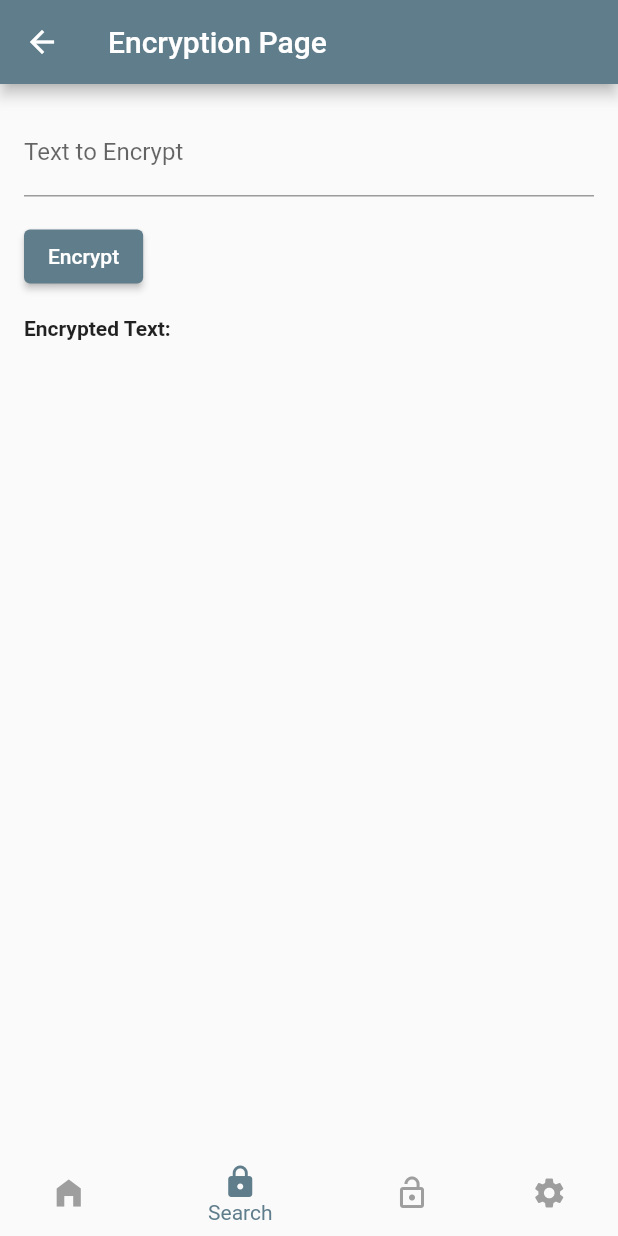
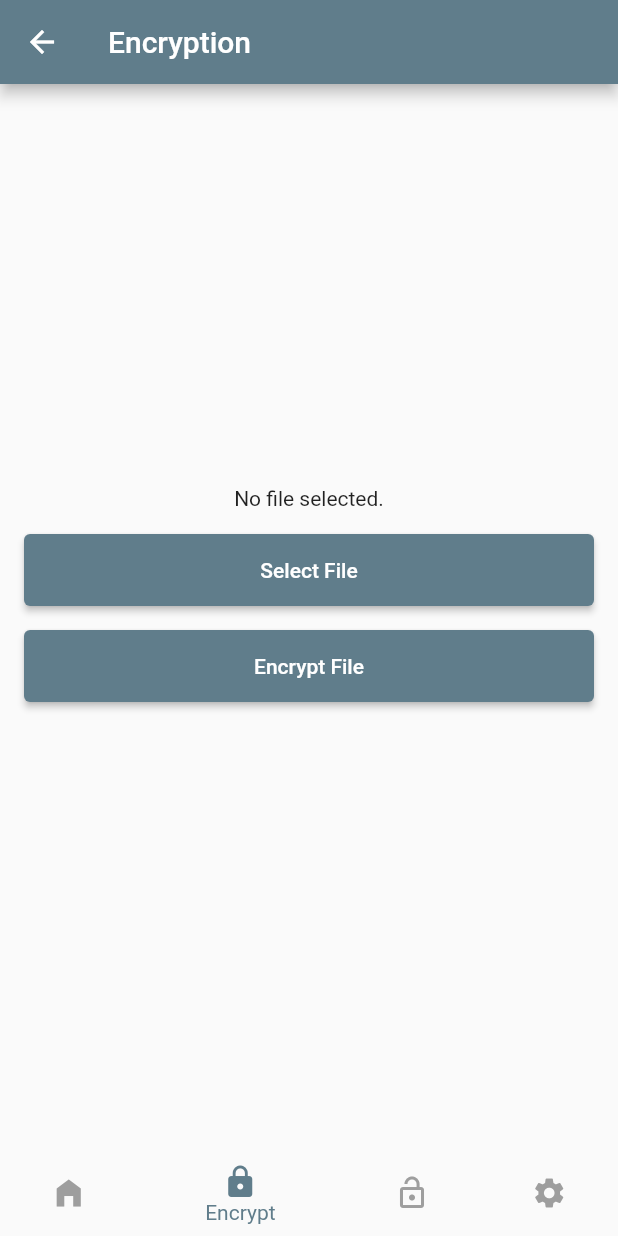
Before and after one commit to MartinMzumara/encplus, a Flutter app: the EncryptionPage screen opened directly, on a phone screen of 412 x 824 dp. Run offline on Flutter 3.47's test engine with Material 2 defaults, Android fonts, the light colour scheme and no system bars; our stand-ins replace file_picker, firebase_auth, firebase_core, permission_handler; missing offline and left inert: pointycastle; accounts and stored records are empty.

Commit message:
Implemented encryption of files

```diff
--- a/lib/main.dart
+++ b/lib/main.dart
@@ -22,8 +22,10 @@ class MyApp extends StatelessWidget {
     return MaterialApp(
       debugShowCheckedModeBanner: false,
       theme: ThemeData(
-        primarySwatch: Colors.blueGrey,
-      ),
+          primarySwatch: Colors.blueGrey,
+          bottomNavigationBarTheme: BottomNavigationBarThemeData(
+            backgroundColor: Color(0xff000f19),
+          )),
       initialRoute: _auth.currentUser != null ? '/home' : '/login',
       routes: {
         '/login': (context) => LoginPage(),
--- a/lib/screens/encrypt_page.dart
+++ b/lib/screens/encrypt_page.dart
@@ -1,74 +1,112 @@
+import 'dart:convert';
+import 'dart:io';
+import 'dart:typed_data';
+import 'package:file_picker/file_picker.dart';
 import 'package:flutter/material.dart';
-import 'package:encrypt/encrypt.dart' as encrypt;
-
+import 'package:path/path.dart' as path;
+import 'package:path_provider/path_provider.dart';
+import 'package:crypto/crypto.dart';
 import '../components/custom_nav.dart';
+import '../services/file_utils.dart';
 import 'decrypt_page.dart';
 import 'homepage.dart';
 import 'settings_page.dart';
 
+final String loginPassword = 'FileEncryption';
+
 class EncryptionPage extends StatefulWidget {
-  const EncryptionPage({super.key});
-
   @override
   _EncryptionPageState createState() => _EncryptionPageState();
 }
 
 class _EncryptionPageState extends State<EncryptionPage> {
-  final TextEditingController _textController = TextEditingController();
-  final GlobalKey<FormState> _formKey = GlobalKey<FormState>();
-  String _encryptedText = '';
+  File? _selectedFile;
+  String _statusText = '';
 
-  void _encryptText(String text) {
-    final key = encrypt.Key.fromLength(32);
-    final iv = encrypt.IV.fromLength(16);
-    final encrypter = encrypt.Encrypter(encrypt.AES(key));
-    final encrypted = encrypter.encrypt(text, iv: iv);
+  Future<void> _selectFile() async {
+    FilePickerResult? result = await FilePicker.platform.pickFiles();
+    if (result != null) {
       setState(() {
-      _encryptedText = encrypted.base64;
+        _selectedFile = File(result.files.single.path!);
       });
+    }
+  }
+
+  Future<void> _encryptFile() async {
+    if (_selectedFile == null) {
+      setState(() {
+        _statusText = 'Please select a file to encrypt.';
+      });
+      return;
+    }
+
+    try {
+      // Read the contents of the selected file.
+      Uint8List fileContents = await _selectedFile!.readAsBytes();
+
+      // Generate an encryption key from the user's login password.
+      Uint8List? loginPasswordBytes = utf8.encode(loginPassword) as Uint8List?;
+      Uint8List? key = sha256.convert(loginPasswordBytes!).bytes as Uint8List?;
+
+      // Generate an IV for AES encryption.
+      Uint8List iv = generateIV();
+
+      // Encrypt the file contents.
+      Uint8List encryptedContents = encrypt(fileContents, key!, iv);
+
+      // Save the encrypted file to a new file.
+      Directory appDocDir = await getApplicationDocumentsDirectory();
+      String encryptedFilePath = path.join(
+          appDocDir.path, 'encrypted_${_selectedFile!.path.split('/').last}');
+      File encryptedFile = File(encryptedFilePath);
+      await encryptedFile.writeAsBytes(encryptedContents);
+
+      setState(() {
+        _statusText = 'File encrypted successfully.';
+      });
+    } catch (e) {
+      setState(() {
+        _statusText = 'Error encrypting file: $e';
+      });
+    }
   }
 
   @override
   Widget build(BuildContext context) {
     return Scaffold(
       appBar: AppBar(
-        title: const Text('Encryption Page'),
+        title: const Text('Encryption'),
       ),
       body: Padding(
         padding: const EdgeInsets.all(16.0),
-        child: Form(
-          key: _formKey,
         child: Column(
-            crossAxisAlignment: CrossAxisAlignment.start,
+          mainAxisAlignment: MainAxisAlignment.center,
+          crossAxisAlignment: CrossAxisAlignment.stretch,
           children: [
-              TextFormField(
-                controller: _textController,
-                decoration: const InputDecoration(labelText: 'Text to Encrypt'),
-                validator: (value) {
-                  if (value == null || value.isEmpty) {
-                    return 'Please enter text to encrypt';
-                  }
-                  return null;
-                },
+            Center(
+              child: _selectedFile == null
+                  ? const Text('No file selected.')
+                  : Text('Selected file: ${_selectedFile!.path}'),
             ),
-              const SizedBox(height: 16.0),
+            const SizedBox(height: 16),
             ElevatedButton(
-                onPressed: () {
-                  if (_formKey.currentState!.validate()) {
-                    _encryptText(_textController.text);
-                  }
-                },
-                child: const Text('Encrypt'),
+              onPressed: _selectFile,
+              child: const Padding(
+                padding: EdgeInsets.all(16.0),
+                child: Text('Select File'),
               ),
-              const SizedBox(height: 16.0),
-              const Text(
-                'Encrypted Text:',
-                style: TextStyle(fontWeight: FontWeight.bold),
             ),
-              const SizedBox(height: 8.0),
-              SelectableText(_encryptedText),
+            const SizedBox(height: 16),
+            ElevatedButton(
+              onPressed: _encryptFile,
+              child: const Padding(
+                padding: EdgeInsets.all(16.0),
+                child: Text('Encrypt File'),
+              ),
+            ),
+            const SizedBox(height: 16),
+            Text(_statusText),
           ],
-          ),
         ),
       ),
       bottomNavigationBar: CustomNavigationBar(
@@ -79,11 +117,11 @@ class _EncryptionPageState extends State<EncryptionPage> {
           ),
           BottomNavigationBarItem(
             icon: Icon(Icons.lock),
-            label: 'Search',
+            label: 'Encrypt',
           ),
           BottomNavigationBarItem(
             icon: Icon(Icons.lock_open),
-            label: 'Favorites',
+            label: 'Decrypt',
           ),
           BottomNavigationBarItem(icon: Icon(Icons.settings), label: 'Settings')
         ],
@@ -93,21 +131,21 @@ class _EncryptionPageState extends State<EncryptionPage> {
             Navigator.push(
               context,
               MaterialPageRoute(
-                builder: (context) => HomePage(),
+                builder: (context) => const HomePage(),
               ),
             );
           } else if (index == 1) {
             Navigator.push(
               context,
               MaterialPageRoute(
-                builder: (context) => const EncryptionPage(),
+                builder: (context) => EncryptionPage(),
               ),
             );
           } else if (index == 2) {
             Navigator.push(
               context,
               MaterialPageRoute(
-                builder: (context) => const DecryptionPage(),
+                builder: (context) => DecryptionPage(),
               ),
             );
           } else if (index == 3) {
--- a/pubspec.yaml
+++ b/pubspec.yaml
@@ -11,6 +11,9 @@ dependencies:
   firebase_auth: ^4.4.0
   flutter:
     sdk: flutter
+  path_provider: ^2.0.14
+  permission_handler: ^10.2.0
+  file_picker: ^5.2.9
 
 
 dev_dependencies:
```
Also changed, not shown: lib/screens/decrypt_page.dart (+149 -48 lines), lib/screens/homepage.dart (+21 -9 lines), lib/screens/settings_page.dart (+14 -5 lines), lib/services/file_utils.dart (added, +64 -0 lines), lib/services/permissions.dart (added, +24 -0 lines), pubspec.lock, 3 other files. Lines whose indentation alone changed are shown as unchanged.
